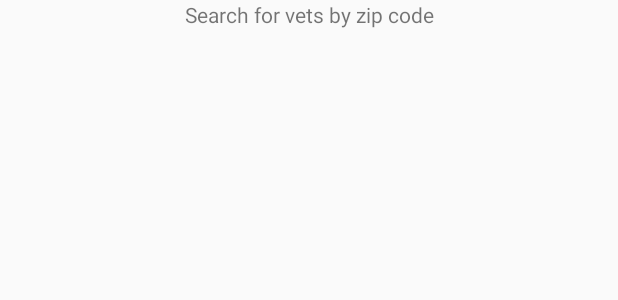
After one commit to joannasaerom/Keepet, an Android app: the layout fragment_vet.xml on its own in the app's theme, with its tools: preview values and no code run, on a phone screen of 412 x 824 dp. The commit adds this screen. Shown: the top 300 px of the screen. Run offline under Robolectric (Android 15) with nearby library versions, the phone set to English and light mode, and no system bars.

Commit message:
Move everything from vet activity to a vet fragment

```diff
--- a/app/build.gradle
+++ b/app/build.gradle
@@ -48,17 +48,17 @@ dependencies {
     compile 'com.android.support:recyclerview-v7:25.0.1'
     compile 'com.android.support:support-v4:25.0.1'
     compile 'com.firebaseui:firebase-ui-database:0.4.1'
-    compile 'com.google.firebase:firebase-auth:9.0.2'
-    compile 'com.google.firebase:firebase-database:9.0.2'
+    compile 'com.google.firebase:firebase-auth:9.8.0'
+    compile 'com.google.firebase:firebase-database:9.8.0'
     compile 'com.jakewharton:butterknife:7.0.1'
     compile 'com.jjoe64:graphview:4.2.1'
     compile 'com.mikhaellopez:circularimageview:3.0.2'
     compile 'com.squareup.okhttp3:okhttp:3.2.0'
     compile 'com.squareup.picasso:picasso:2.5.2'
     compile 'org.parceler:parceler-api:1.1.1'
-    apt 'org.parceler:parceler:1.1.1'
     compile 'se.akerfeldt:okhttp-signpost:1.1.0'
     testCompile 'junit:junit:4.12'
+    apt 'org.parceler:parceler:1.1.1'
 }
 
 apply plugin: 'com.google.gms.google-services'
--- a/app/src/main/res/layout/activity_main.xml
+++ b/app/src/main/res/layout/activity_main.xml
@@ -22,7 +22,7 @@
     <com.mikhaellopez.circularimageview.CircularImageView
         android:layout_width="225dp"
         android:layout_height="225dp"
-        android:src="@drawable/dogicon1"
+        android:src="@drawable/dogicon2"
         app:civ_border_color="@color/colorBackground900"
         app:civ_border_width="10dp"
         app:civ_shadow="true"
--- a/app/src/main/res/layout/activity_new_pet.xml
+++ b/app/src/main/res/layout/activity_new_pet.xml
@@ -11,7 +11,7 @@
     <com.mikhaellopez.circularimageview.CircularImageView
         android:layout_width="225dp"
         android:layout_height="225dp"
-        android:src="@drawable/dogicon1"
+        android:src="@drawable/dogicon2"
         app:civ_border_color="@color/colorBackground900"
         app:civ_border_width="10dp"
         app:civ_shadow="true"
--- /dev/null
+++ b/app/src/main/res/layout/fragment_vet.xml
@@ -0,0 +1,20 @@
+<FrameLayout xmlns:android="http://schemas.android.com/apk/res/android"
+    xmlns:tools="http://schemas.android.com/tools"
+    android:layout_width="match_parent"
+    android:layout_height="match_parent"
+    tools:context="com.epicodus.pettracker.ui.VetFragment">
+
+    <android.support.v7.widget.RecyclerView
+        android:layout_width="match_parent"
+        android:layout_height="match_parent"
+        android:id="@+id/vetList"
+        />
+
+    <TextView
+        android:text="Search for vets by zip code"
+        android:layout_width="match_parent"
+        android:layout_height="wrap_content"
+        android:textAlignment="center"
+        android:id="@+id/textView" />
+
+</FrameLayout>
--- a/app/src/main/res/values/colors.xml
+++ b/app/src/main/res/values/colors.xml
@@ -1,8 +1,8 @@
 <?xml version="1.0" encoding="utf-8"?>
 <resources>
     <color name="colorText">#FFFFFF</color>
-    <color name="colorBackground900">#38D6BE</color>
-    <color name="colorPrimary">#38D6BE</color>
+    <color name="colorBackground900">#16E0E0</color>
+    <color name="colorPrimary">#16E0E0</color>
     <color name="colorBackground">#14C3C3</color>
     <color name="colorPrimaryDark">#14C3C3</color>
     <color name="colorAccent">#ABF0D1</color>
```
Also changed, not shown: app/src/main/java/com/epicodus/pettracker/ui/VetActivity.java (+0 -91 lines), app/src/main/java/com/epicodus/pettracker/ui/VetFragment.java (added, +151 -0 lines), app/src/main/res/layout/activity_vet.xml (+4 -11 lines), app/src/main/res/drawable/dogIcon1.png (deleted), app/src/main/res/drawable/dogicon2.png (added).
